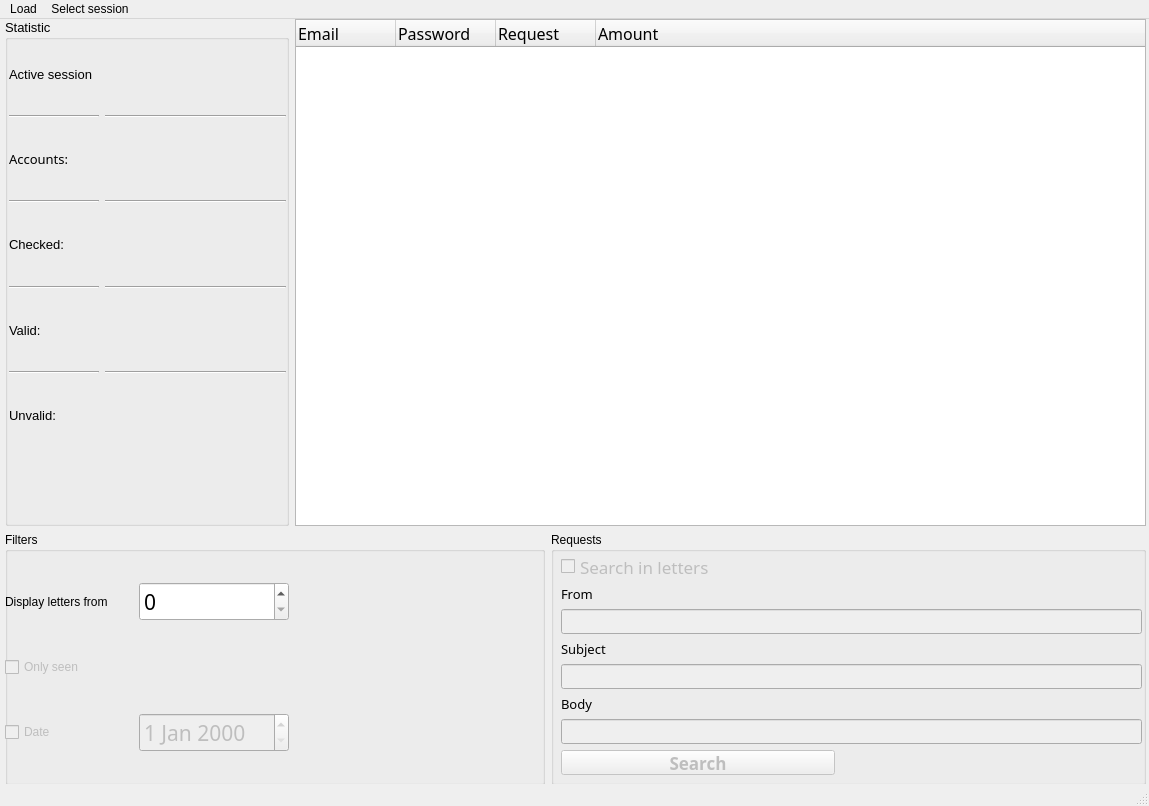
Above: gui/MainWindow.ui from bifenbecker/MailChecker before the change. Below: the same form after it.
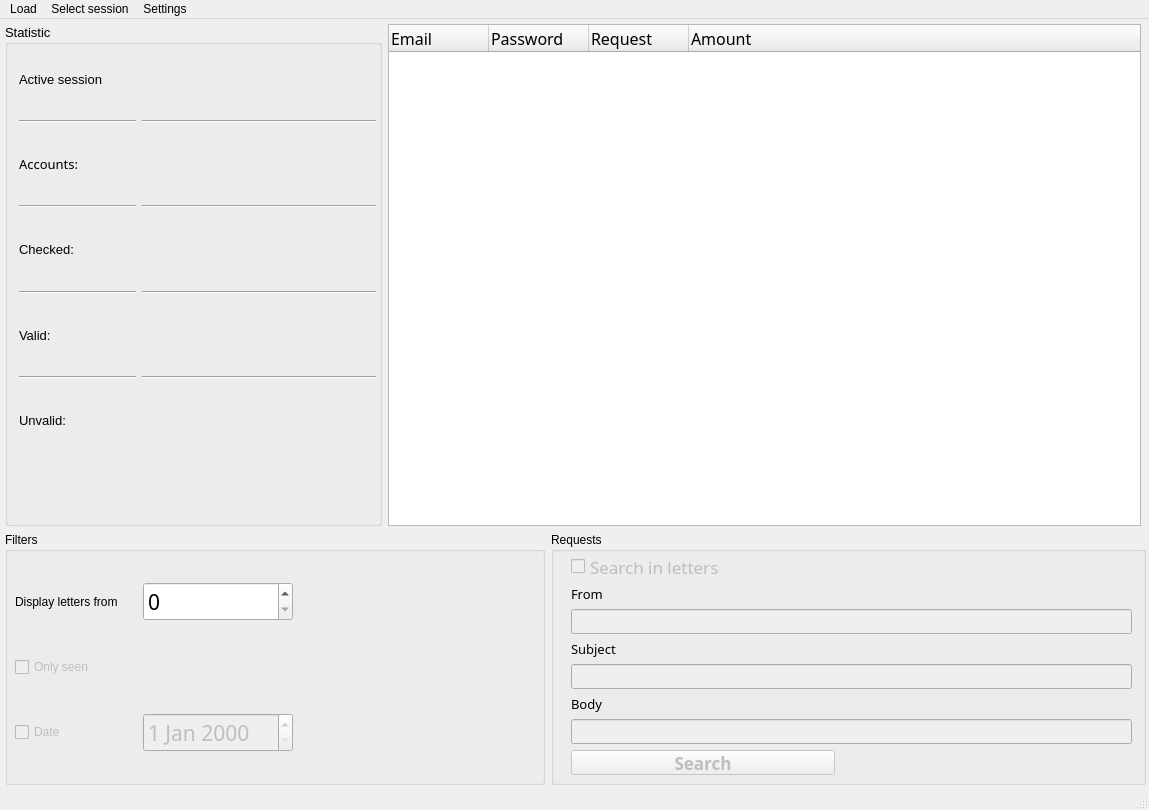
That is the form after the change.

Commit message: Add settings. Dark Theme ad Light Theme

```diff
--- a/gui/MainWindow.ui
+++ b/gui/MainWindow.ui
@@ -10,19 +10,19 @@
     <x>0</x>
     <y>0</y>
     <width>1149</width>
-    <height>806</height>
+    <height>810</height>
    </rect>
   </property>
   <property name="minimumSize">
    <size>
     <width>1149</width>
-    <height>806</height>
+    <height>810</height>
    </size>
   </property>
   <property name="maximumSize">
    <size>
     <width>1149</width>
-    <height>806</height>
+    <height>810</height>
    </size>
   </property>
   <property name="windowTitle">
@@ -49,7 +49,16 @@
       <number>5</number>
      </property>
      <item>
-      <layout class="QHBoxLayout" name="horizontalLayout" stretch="1,3">
+      <layout class="QHBoxLayout" name="horizontalLayout" stretch="1,2">
+       <property name="leftMargin">
+        <number>0</number>
+       </property>
+       <property name="topMargin">
+        <number>5</number>
+       </property>
+       <property name="rightMargin">
+        <number>5</number>
+       </property>
        <item>
         <widget class="QGroupBox" name="groupBox_Statistic">
          <property name="font">
@@ -66,9 +75,9 @@
          <widget class="QWidget" name="gridLayoutWidget_3">
           <property name="geometry">
            <rect>
-            <x>0</x>
+            <x>10</x>
             <y>20</y>
-            <width>281</width>
+            <width>361</width>
             <height>411</height>
            </rect>
           </property>
@@ -231,6 +240,9 @@
            <pointsize>12</pointsize>
           </font>
          </property>
+         <property name="styleSheet">
+          <string notr="true"/>
+         </property>
          <attribute name="headerCascadingSectionResizes">
           <bool>true</bool>
          </attribute>
@@ -271,9 +283,9 @@
          <widget class="QWidget" name="gridLayoutWidget">
           <property name="geometry">
            <rect>
-            <x>0</x>
+            <x>10</x>
             <y>20</y>
-            <width>541</width>
+            <width>521</width>
             <height>231</height>
            </rect>
           </property>
@@ -372,9 +384,9 @@
          <widget class="QWidget" name="gridLayoutWidget_2">
           <property name="geometry">
            <rect>
-            <x>0</x>
+            <x>10</x>
             <y>17</y>
-            <width>591</width>
+            <width>571</width>
             <height>231</height>
            </rect>
           </property>
@@ -564,8 +576,15 @@
     <addaction name="actionDelete_Session"/>
     <addaction name="separator"/>
    </widget>
+   <widget class="QMenu" name="menuSettings">
+    <property name="title">
+     <string>Settings</string>
+    </property>
+    <addaction name="actionSettings"/>
+   </widget>
    <addaction name="menuLoad"/>
    <addaction name="menuChoose_session"/>
+   <addaction name="menuSettings"/>
   </widget>
   <widget class="QStatusBar" name="statusbar"/>
   <action name="actionLoad_mails">
```
Left out of the diff: 23 changed lines with no effect on the pictures. The commit also changes 10 other files.
